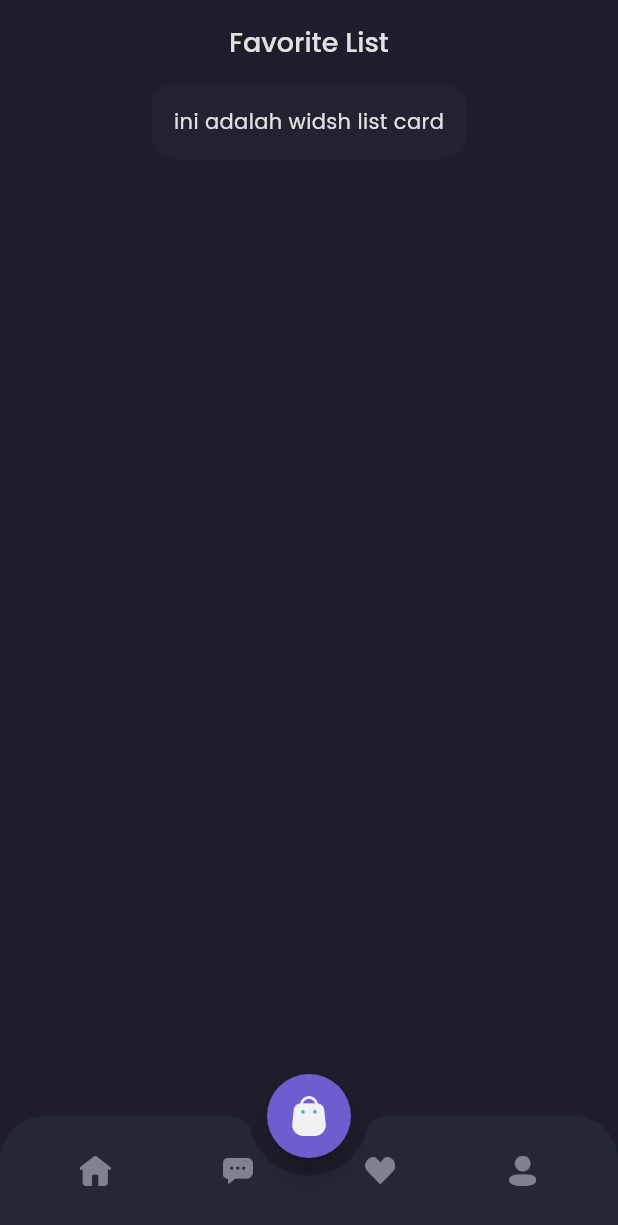
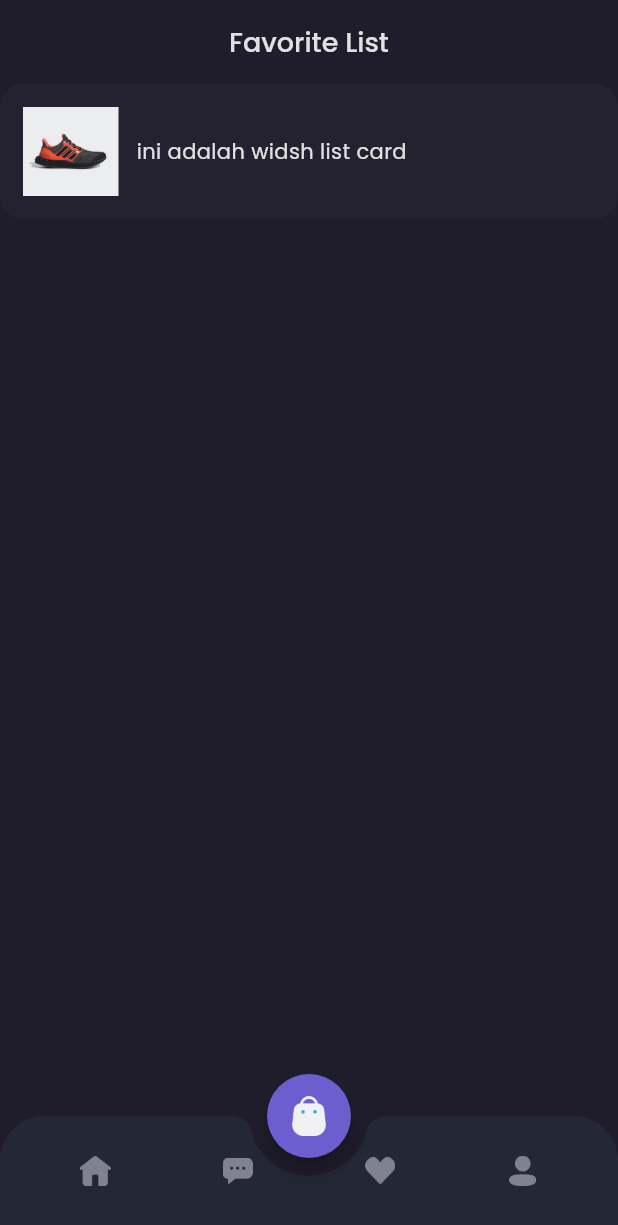
Before and after one commit to Haziqbatak/e_commerce, a Flutter app: the MainPage screen opened by its route, item 3 of the bottom bar chosen, on a phone screen of 412 x 824 dp. Shown: the top 1225 px of the screen. Run offline on Flutter 3.47's test engine with Material 3 defaults, Android fonts, the phone set to English and light mode, and no system bars; our stand-ins replace google_fonts.

```diff
--- a/lib/pages/ui/widget/wishlist_card.dart
+++ b/lib/pages/ui/widget/wishlist_card.dart
@@ -14,9 +14,20 @@ class WishlistCard extends StatelessWidget {
         color: backgroundColor3,
         borderRadius: BorderRadius.circular(15),
       ),
-      child: Text(
-        'ini adalah widsh list card',
-        style: primaryTextStyle,
+      child: Row(
+        children: [
+          ClipRRect(
+            child: Image.asset(
+              'assets/image_shoes.png',
+              width: 64,
+            ),
+          ),
+          SizedBox(width: 12),
+          Text(
+            'ini adalah widsh list card',
+            style: primaryTextStyle,
+          ),
+        ],
       ),
     );
   }
```
